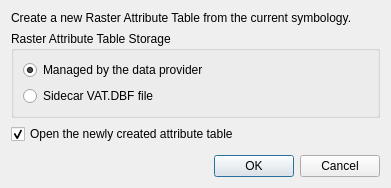
Before: the Qt Designer form src/ui/raster/qgscreaterasterattributetabledialogbase.ui in qgis/QGIS, drawn with Qt 5.
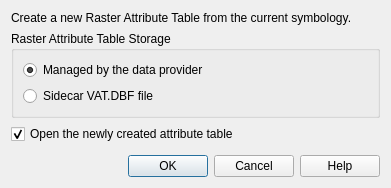
After: the same form once the commit is applied. Custom widgets are drawn as their Qt base class.

Commit message: Add help buttons to raster attributes table dialogs

```diff
--- a/src/ui/raster/qgscreaterasterattributetabledialogbase.ui
+++ b/src/ui/raster/qgscreaterasterattributetabledialogbase.ui
@@ -98,7 +98,7 @@
    <item>
     <widget class="QDialogButtonBox" name="mButtonBox">
      <property name="standardButtons">
-      <set>QDialogButtonBox::Cancel|QDialogButtonBox::Ok</set>
+      <set>QDialogButtonBox::StandardButton::Cancel|QDialogButtonBox::StandardButton::Help|QDialogButtonBox::StandardButton::Ok</set>
      </property>
     </widget>
    </item>
```
The commit also changes 8 other files.
